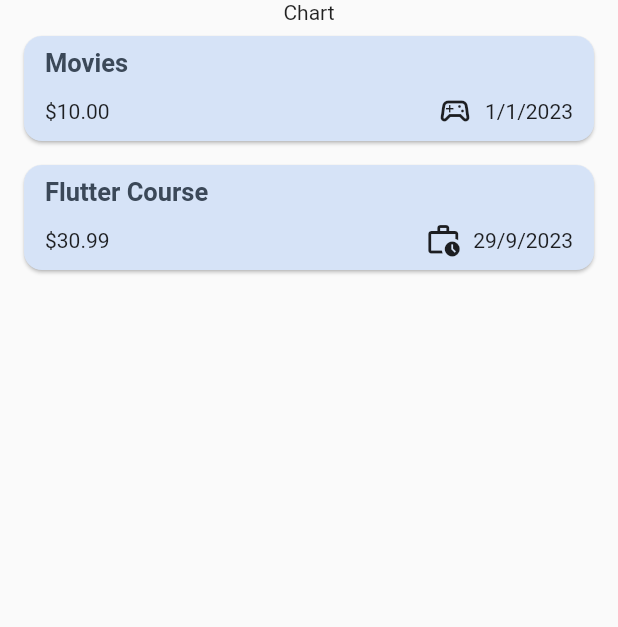
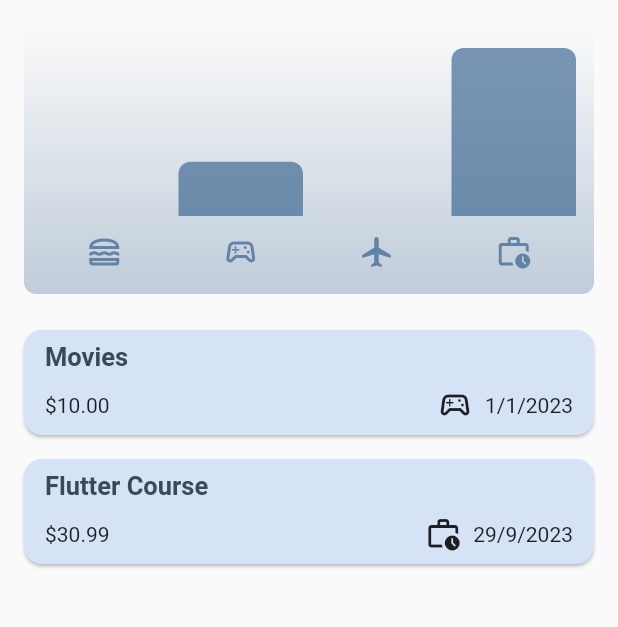
Before and after one commit to MadAra-UcHiHa89/expense_tracker, a Flutter app: the screen it shows after launch, on a phone screen of 412 x 824 dp, the part 84-711 px from its top. Run offline on Flutter 3.47's test engine with Material 2 defaults, Android fonts, the phone set to English and light mode, and no system bars.

Commit message:
Added the Chart Bar for each category

```diff
--- /dev/null
+++ b/lib/chart.dart
@@ -0,0 +1,94 @@
+import "package:expense_tracker/chart_bar.dart";
+import "package:expense_tracker/models/expense.dart";
+import "package:flutter/material.dart";
+
+class Chart extends StatelessWidget {
+  const Chart({super.key, required this.expenses});
+
+  final List<Expense> expenses;
+
+  List<ExpenseBucket> get buckets {
+    return [
+      ExpenseBucket.forCategory(expenses, Category.food),
+      ExpenseBucket.forCategory(expenses, Category.leisure),
+      ExpenseBucket.forCategory(expenses, Category.travel),
+      ExpenseBucket.forCategory(expenses, Category.work),
+    ];
+  }
+
+  double get maxTotalAmount {
+    double maxTotalAmount = 0;
+
+    for (final bucket in buckets) {
+      if (bucket.totalAmount > maxTotalAmount) {
+        maxTotalAmount = bucket.totalAmount;
+      }
+    }
+
+    return maxTotalAmount;
+  }
+
+  @override
+  Widget build(BuildContext context) {
+    final isDarkMode =
+        MediaQuery.of(context).platformBrightness == Brightness.dark;
+    return Container(
+      margin: const EdgeInsets.all(16),
+      padding: const EdgeInsets.symmetric(
+        vertical: 16,
+        horizontal: 8,
+      ),
+      width: double.infinity,
+      height: 180,
+      decoration: BoxDecoration(
+        borderRadius: BorderRadius.circular(8),
+        gradient: LinearGradient(
+          colors: [
+            Theme.of(context).colorScheme.primary.withOpacity(0.3),
+            Theme.of(context).colorScheme.primary.withOpacity(0.0)
+          ],
+          begin: Alignment.bottomCenter,
+          end: Alignment.topCenter,
+        ),
+      ),
+      child: Column(
+        children: [
+          Expanded(
+            child: Row(
+              crossAxisAlignment: CrossAxisAlignment.end,
+              children: [
+                for (final bucket in buckets) // alternative to map()
+                  ChartBar(
+                    fill: bucket.totalAmount == 0
+                        ? 0
+                        : bucket.totalAmount / maxTotalAmount,
+                  )
+              ],
+            ),
+          ),
+          const SizedBox(height: 12),
+          Row(
+            children: buckets
+                .map(
+                  (bucket) => Expanded(
+                    child: Padding(
+                      padding: const EdgeInsets.symmetric(horizontal: 4),
+                      child: Icon(
+                        categoryIcons[bucket.category],
+                        color: isDarkMode
+                            ? Theme.of(context).colorScheme.secondary
+                            : Theme.of(context)
+                                .colorScheme
+                                .primary
+                                .withOpacity(0.7),
+                      ),
+                    ),
+                  ),
+                )
+                .toList(),
+          )
+        ],
+      ),
+    );
+  }
+}
--- /dev/null
+++ b/lib/chart_bar.dart
@@ -0,0 +1,34 @@
+import 'package:flutter/material.dart';
+
+class ChartBar extends StatelessWidget {
+  const ChartBar({
+    super.key,
+    required this.fill,
+  });
+
+  final double fill;
+
+  @override
+  Widget build(BuildContext context) {
+    final isDarkMode =
+        MediaQuery.of(context).platformBrightness == Brightness.dark;
+    return Expanded(
+      child: Padding(
+        padding: const EdgeInsets.symmetric(horizontal: 4),
+        child: FractionallySizedBox(
+          heightFactor: fill,
+          child: DecoratedBox(
+            decoration: BoxDecoration(
+              shape: BoxShape.rectangle,
+              borderRadius:
+                  const BorderRadius.vertical(top: Radius.circular(8)),
+              color: isDarkMode
+                  ? Theme.of(context).colorScheme.secondary
+                  : Theme.of(context).colorScheme.primary.withOpacity(0.65),
+            ),
+          ),
+        ),
+      ),
+    );
+  }
+}
--- a/lib/expenses.dart
+++ b/lib/expenses.dart
@@ -1,3 +1,4 @@
+import "package:expense_tracker/chart.dart";
 import "package:expense_tracker/expenses_list.dart";
 import "package:expense_tracker/new_expense.dart";
 import "package:flutter/material.dart";
@@ -102,9 +103,7 @@ class _ExpensesState extends State<Expenses> {
         ],
       ),
       body: Column(children: [
-        const Text(
-          "Chart",
-        ),
+        Chart(expenses: _registeredExpenses),
         Expanded(
           child: _mainContent,
         )
```
Also changed, not shown: 1 other file.
